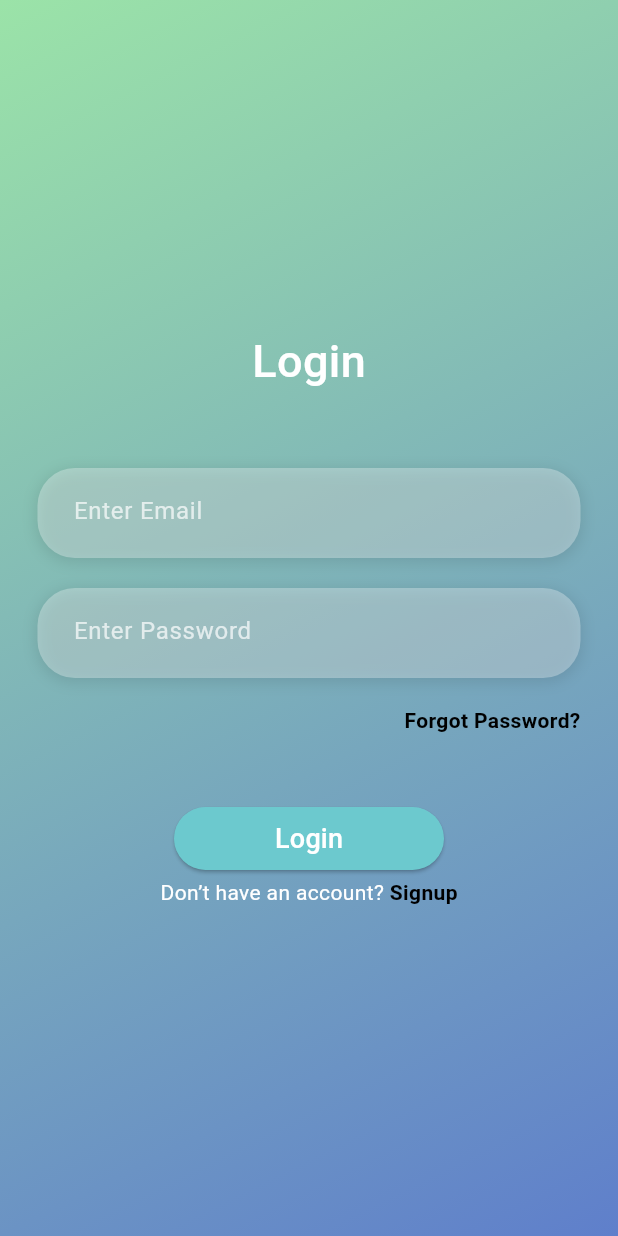
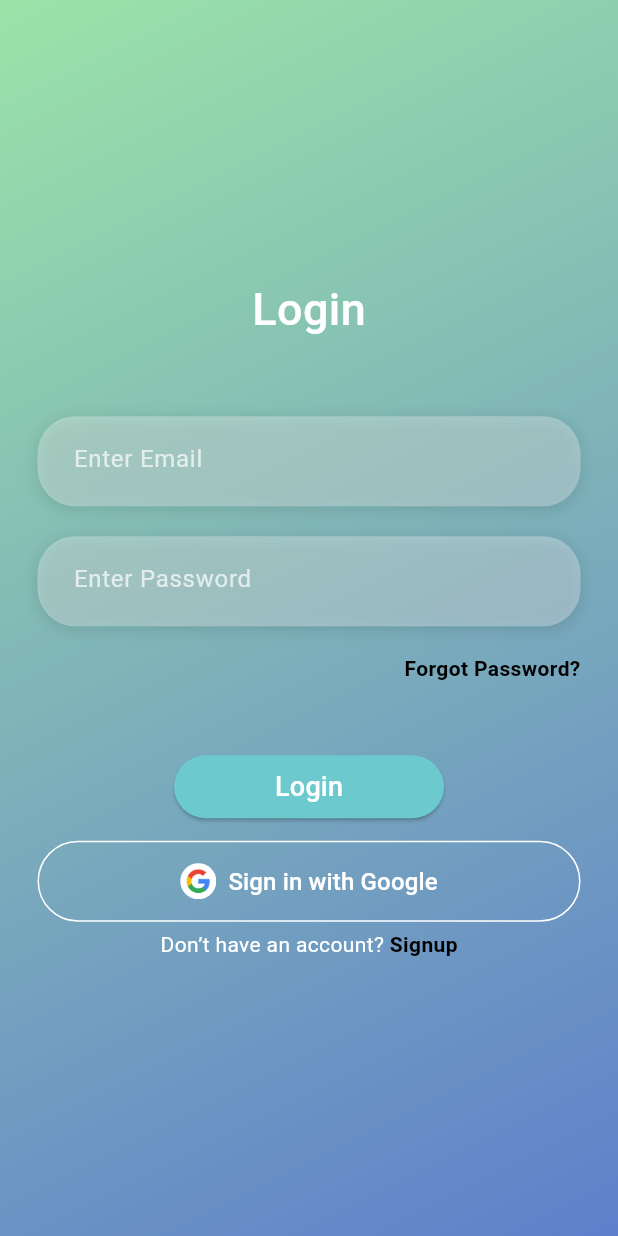
Before and after one commit to DEVIN-003/ShareWise, a Flutter app: the screen it shows after launch, on a phone screen of 412 x 824 dp. Run offline on Flutter 3.47's test engine with Material 3 defaults, Android fonts, the phone set to English and light mode, and no system bars; our stand-ins replace cloud_firestore, firebase_auth, firebase_core, google_sign_in, video_player; accounts and stored records are empty.

Commit message:
sign-in with google UI update

```diff
--- a/lib/auth/login_screen.dart
+++ b/lib/auth/login_screen.dart
@@ -102,6 +102,35 @@ class _LoginScreenState extends State<LoginScreen> {
                   onPressed: () => _validateAndLogin(context),
                   color: Color(0xFF6CC9CE),
                 ),
+                const SizedBox(height: 15),
+                SizedBox(
+                  width: double.infinity,
+                  child: OutlinedButton.icon(
+                    style: OutlinedButton.styleFrom(
+                      side: const BorderSide(color: Colors.white),
+                      shape: RoundedRectangleBorder(
+                        borderRadius: BorderRadius.circular(30),
+                      ),
+                      padding: const EdgeInsets.symmetric(vertical: 15),
+                      backgroundColor: Colors.transparent,
+                      foregroundColor: Colors.white,
+                    ),
+                    icon: ClipRRect(
+                      borderRadius: BorderRadius.circular(100),
+                      child: Image.asset(
+                        'assets/icons/google_image.png',
+                        height: 24,
+                        width: 24,
+                        fit: BoxFit.cover,
+                      ),
+                    ),
+                    label: const Text(
+                      "Sign in with Google",
+                      style: TextStyle(fontSize: 16),
+                    ),
+                    onPressed: () => _signInWithGoogle(context),
+                  ),
+                ),
                 const SizedBox(height: 5),
                 Row(
                   mainAxisAlignment: MainAxisAlignment.center,
@@ -143,14 +172,38 @@ class _LoginScreenState extends State<LoginScreen> {
   }
 
   _login(BuildContext context) async {
-    final user = await _auth.loginUserWithEmailAndPassword(
-        _email.text, _password.text);
+    try {
+      final user = await _auth.loginUserWithEmailAndPassword(
+        _email.text.trim(),
+        _password.text.trim(),
+      );
 
+      if (!mounted) return;
+
+      if (user != null) {
+        log("User Logged In");
+        goToHome(context);
+      }
+    } catch (e) {
+      if (!mounted) return;
+      ScaffoldMessenger.of(context).showSnackBar(
+        SnackBar(
+          content: Text(e.toString().replaceAll('Exception: ', '')),
+          backgroundColor: Colors.redAccent,
+        ),
+      );
+    }
+  }
+
+  _signInWithGoogle(BuildContext context) async {
+    final user = await _auth.signInWithGoogle();
     if (!mounted) return;
 
     if (user != null) {
-      log("User Logged In");
+      log("Google Sign-In successful");
       goToHome(context);
+    } else {
+      log("Google Sign-In failed");
     }
   }
 }
--- a/lib/auth/service.dart
+++ b/lib/auth/service.dart
@@ -4,7 +4,6 @@ import 'package:google_sign_in/google_sign_in.dart';
 class AuthService {
   final FirebaseAuth _auth = FirebaseAuth.instance;
   final GoogleSignIn _googleSignIn = GoogleSignIn();
-
   Future<void> sendPasswordResetLink(String email) async{
     try{
       await _auth.sendPasswordResetEmail(email: email);
```
